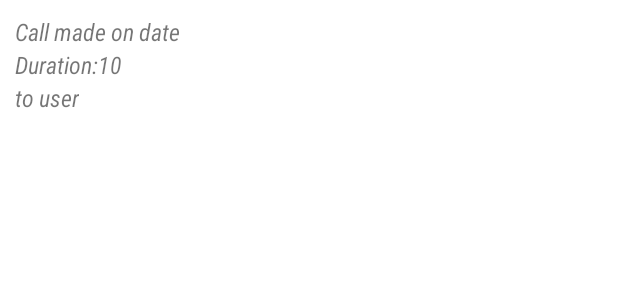
After one commit to Aslmmon/VidoCallSample, an Android app: the layout call_log.xml on its own in the app's theme, with its tools: preview values and no code run, on a phone screen of 412 x 824 dp. The commit adds this screen. Shown: the top 300 px of the screen. Run offline under Robolectric (Android 15) with nearby library versions, the phone set to English and light mode, and no system bars.

Commit message:
* added Call Logs

```diff
--- /dev/null
+++ b/app/src/main/res/layout/call_log.xml
@@ -0,0 +1,42 @@
+<?xml version="1.0" encoding="utf-8"?>
+<androidx.constraintlayout.widget.ConstraintLayout xmlns:android="http://schemas.android.com/apk/res/android"
+    android:layout_width="match_parent"
+    android:layout_height="wrap_content"
+    android:layout_margin="10dp"
+    xmlns:app="http://schemas.android.com/apk/res-auto">
+
+
+    <TextView
+        android:layout_width="wrap_content"
+        android:layout_height="wrap_content"
+        android:text="Call made on date"
+        android:textSize="16sp"
+        android:textStyle="italic"
+        app:layout_constraintStart_toStartOf="parent"
+        app:layout_constraintTop_toTopOf="parent"
+        android:id="@+id/tv_call_made_date"
+        />
+
+    <TextView
+        android:layout_width="wrap_content"
+        android:layout_height="wrap_content"
+        android:textSize="16sp"
+        android:textStyle="italic"
+        app:layout_constraintStart_toStartOf="parent"
+        app:layout_constraintTop_toBottomOf="@id/tv_call_made_date"
+        android:text="Duration:10"
+        android:id="@+id/tv_duration_call"
+        />
+
+
+    <TextView
+        android:layout_width="wrap_content"
+        android:layout_height="wrap_content"
+        android:text="to user"
+        android:textSize="16sp"
+        android:textStyle="italic"
+        android:id="@+id/tv_to_user"
+        app:layout_constraintStart_toStartOf="parent"
+        app:layout_constraintTop_toBottomOf="@id/tv_duration_call"
+        />
+</androidx.constraintlayout.widget.ConstraintLayout>
```
Also changed, not shown: app/src/main/java/com/example/sinchdemo/callscreen/HomeActivity.kt (+40 -8 lines), app/src/main/java/com/example/sinchdemo/callscreen/adapter/CallLogsRecyclerAdapter.kt (added, +81 -0 lines), app/src/main/java/com/example/sinchdemo/login/MainActivity.kt (+7 -7 lines), app/src/main/java/com/example/sinchdemo/model/VidoeChatDetails.kt (+5 -5 lines), app/src/main/res/layout/activity_home.xml (+39 -19 lines).
